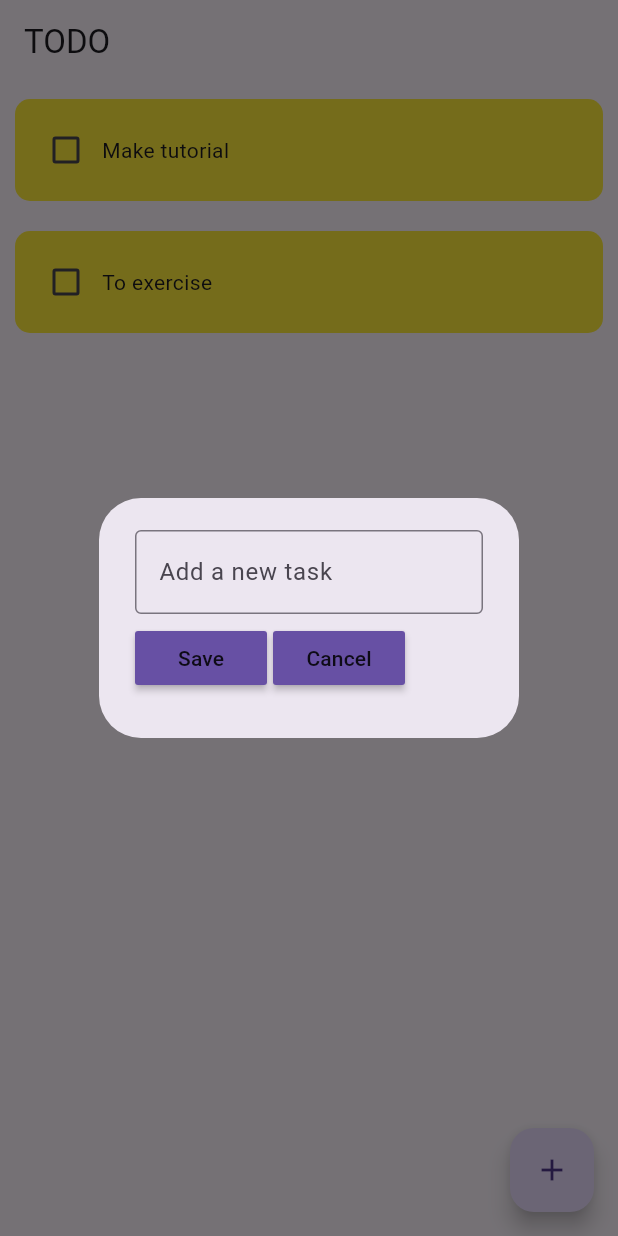
After one commit to MateusSartorio/todo-app, a Flutter app: the screen it shows after launch, after a tap on the "add" icon, on a phone screen of 412 x 824 dp. The commit adds this screen. Run offline on Flutter 3.47's test engine with Material 3 defaults, Android fonts, the phone set to English and light mode, and no system bars; drawn by our look-alikes of flutter_slidable.

Commit message:
tasks can now be created and deleted

```diff
--- a/lib/pages/home_page.dart
+++ b/lib/pages/home_page.dart
@@ -1,18 +1,31 @@
 import 'package:flutter/material.dart';
+import 'package:flutter/services.dart';
+import 'package:todo_app/tiles/create_task_dialog_box.dart';
 import 'package:todo_app/tiles/todo_tile.dart';
 
 class HomePage extends StatefulWidget {
-  const HomePage({Key? key}) : super(key: key);
+  HomePage({Key? key}) : super(key: key);
 
   @override
   _HomePageState createState() => _HomePageState();
 }
 
 class _HomePageState extends State<HomePage> {
+  TextEditingController _controller = TextEditingController();
+
   List todoList = [
     ["Make tutorial", false],
     ["To exercise", false],
   ];
+
+  void saveNewTask() {
+    setState(() {
+      todoList.add([_controller.text, false]);
+      _controller.clear();
+    });
+
+    Navigator.of(context).pop();
+  }
 
   void checkboxChanged(bool? value, int index) {
     setState(() {
@@ -20,16 +33,40 @@ class _HomePageState extends State<HomePage> {
     });
   }
 
+  void createNewTask() {
+    showDialog(
+      context: context,
+      builder: (context) {
+        return CreateTaskDialogBox(
+          controller: _controller,
+          onSave: saveNewTask,
+          onCancel: () => {_controller.clear(), Navigator.of(context).pop()},
+        );
+      },
+    );
+  }
+
+  void deleteTask(int index) {
+    setState(() {
+      todoList.removeAt(index);
+    });
+  }
+
   @override
   Widget build(BuildContext context) {
     return Scaffold(
       appBar: AppBar(title: Text("TODO")),
+      floatingActionButton: FloatingActionButton(
+        onPressed: createNewTask,
+        child: Icon(Icons.add),
+      ),
       body: ListView.builder(
           itemCount: todoList.length,
           itemBuilder: (context, index) => TodoTile(
                 taskName: todoList[index][0],
                 taskCompleted: todoList[index][1],
                 onChanged: (value) => checkboxChanged(value, index),
+                deleteFunction: (context) => deleteTask(index),
               )),
     );
   }
--- /dev/null
+++ b/lib/tiles/create_task_dialog_box.dart
@@ -0,0 +1,42 @@
+import 'package:flutter/material.dart';
+import 'package:todo_app/tiles/my_button.dart';
+
+class CreateTaskDialogBox extends StatelessWidget {
+  final controller;
+
+  VoidCallback onSave;
+  VoidCallback onCancel;
+
+  CreateTaskDialogBox(
+      {Key? key,
+      required this.controller,
+      required this.onSave,
+      required this.onCancel})
+      : super(key: key);
+
+  @override
+  Widget build(BuildContext context) {
+    return AlertDialog(
+      content: Container(
+        height: 120,
+        child: Column(
+          mainAxisAlignment: MainAxisAlignment.spaceEvenly,
+          children: [
+            TextField(
+              controller: controller,
+              decoration: InputDecoration(
+                  border: OutlineInputBorder(), hintText: "Add a new task"),
+            ),
+            Row(
+              children: [
+                MyButton(text: "Save", onPressed: onSave),
+                const SizedBox(width: 4),
+                MyButton(text: "Cancel", onPressed: onCancel)
+              ],
+            )
+          ],
+        ),
+      ),
+    );
+  }
+}
--- /dev/null
+++ b/lib/tiles/my_button.dart
@@ -0,0 +1,18 @@
+import 'package:flutter/material.dart';
+
+class MyButton extends StatelessWidget {
+  final String text;
+  VoidCallback onPressed;
+
+  MyButton({Key? key, required this.text, required this.onPressed})
+      : super(key: key);
+
+  @override
+  Widget build(BuildContext context) {
+    return MaterialButton(
+      onPressed: onPressed,
+      child: Text(text),
+      color: Theme.of(context).primaryColor,
+    );
+  }
+}
--- a/lib/tiles/todo_tile.dart
+++ b/lib/tiles/todo_tile.dart
@@ -1,21 +1,36 @@
 import 'package:flutter/material.dart';
+import 'package:flutter_slidable/flutter_slidable.dart';
 
 class TodoTile extends StatelessWidget {
   final String taskName;
   final bool taskCompleted;
   Function(bool?)? onChanged;
+  Function(BuildContext?) deleteFunction;
 
   TodoTile(
       {Key? key,
       required this.taskName,
       required this.taskCompleted,
-      required this.onChanged})
+      required this.onChanged,
+      required this.deleteFunction})
       : super(key: key);
 
   @override
   Widget build(BuildContext context) {
     return Padding(
       padding: const EdgeInsets.all(10.0),
+      child: Slidable(
+        endActionPane: ActionPane(
+          motion: StretchMotion(),
+          children: [
+            SlidableAction(
+              onPressed: deleteFunction,
+              icon: Icons.delete,
+              backgroundColor: Colors.red,
+              borderRadius: BorderRadius.circular(10),
+            ),
+          ],
+        ),
         child: Container(
             padding: const EdgeInsets.all(10.0),
             decoration: BoxDecoration(
@@ -33,6 +48,7 @@ class TodoTile extends StatelessWidget {
                 ),
               ],
             )),
+      ),
     );
   }
 }
--- a/pubspec.yaml
+++ b/pubspec.yaml
@@ -35,6 +35,7 @@ dependencies:
   # The following adds the Cupertino Icons font to your application.
   # Use with the CupertinoIcons class for iOS style icons.
   cupertino_icons: ^1.0.2
+  flutter_slidable: ^1.2.0
 
 dev_dependencies:
   flutter_test:
```
Lines whose indentation alone changed are shown as unchanged.
